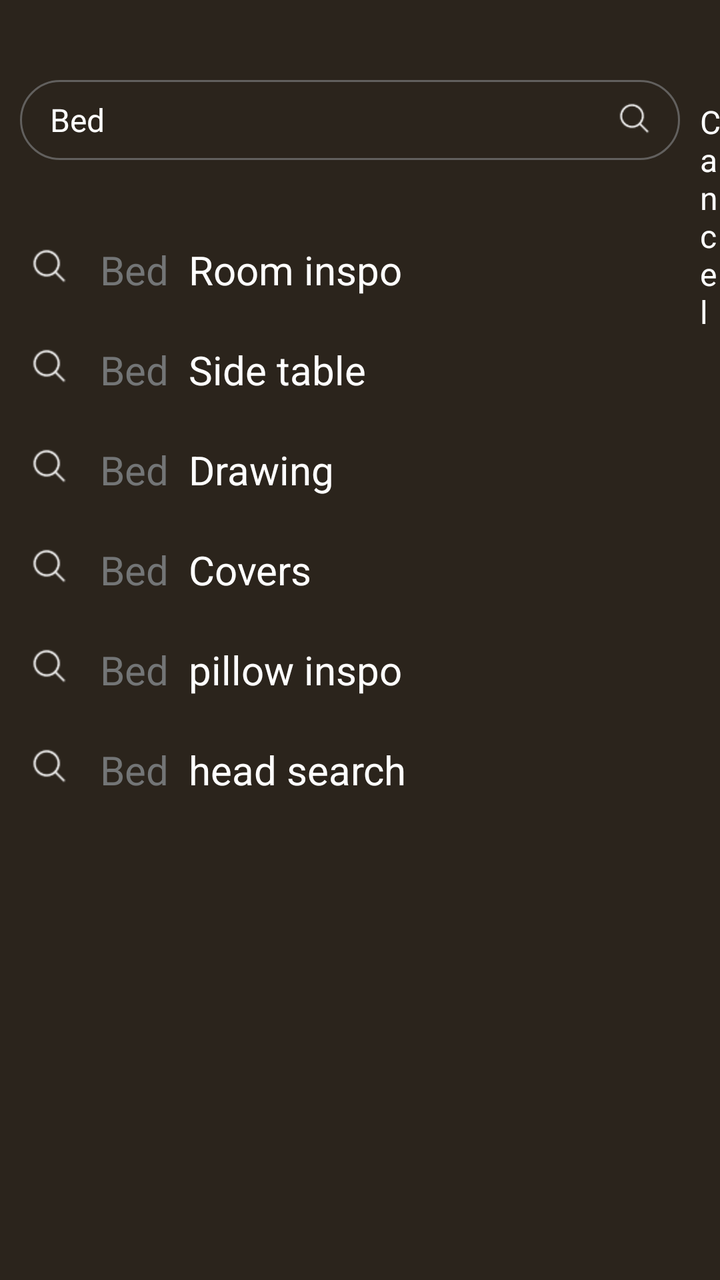
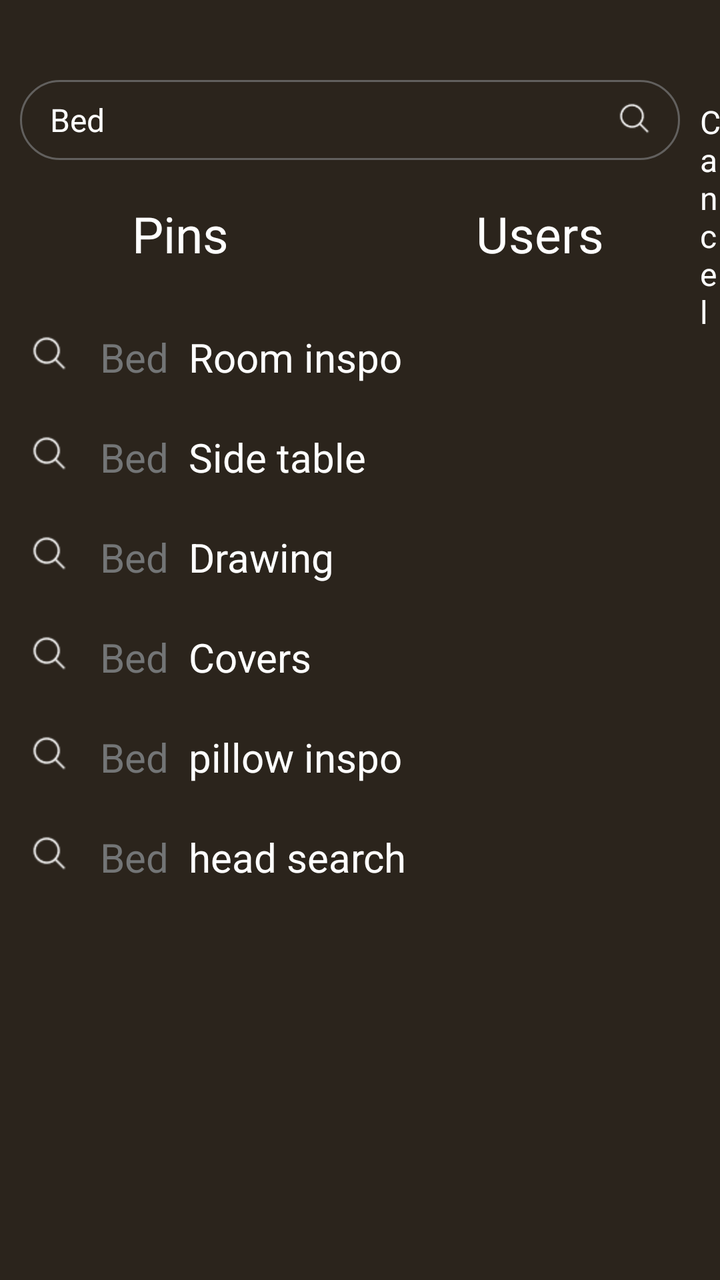

Before-and-after screenshots of an Android layout around one commit, followed by the original layout XML and the change that was made.
<!-- AndroidManifest.xml: application theme Theme.Decora -->
<!-- res/layout/activity_page11.xml -->
<?xml version="1.0" encoding="utf-8"?>
<RelativeLayout xmlns:android="http://schemas.android.com/apk/res/android"
    xmlns:app="http://schemas.android.com/apk/res-auto"
    xmlns:tools="http://schemas.android.com/tools"
    android:id="@+id/main"
    android:layout_width="match_parent"
    android:background="@color/darkbrown"
    android:layout_height="match_parent"
    tools:context=".Page11Activity">

    <RelativeLayout
        android:id="@+id/srch"
        android:layout_width="330dp"
        android:layout_height="40dp"
        android:layout_marginStart="10dp"
        android:layout_marginTop="40dp"
        android:background="@drawable/circle"
        android:layout_alignParentStart="true">

        <EditText
            android:layout_width="match_parent"
            android:layout_height="match_parent"
            android:hint="Search"
            android:textColorHint="@color/grey"
            android:background="@null"
            android:text="Bed"
            android:textColor="@color/white"
            android:textSize="16sp"
            android:layout_marginStart="15dp"
            android:layout_toStartOf="@+id/searchIcon"
            android:paddingEnd="50dp" />

        <ImageView
            android:id="@+id/searchIcon"
            android:layout_width="45dp"
            android:layout_height="45dp"
            android:layout_alignParentEnd="true"
            android:layout_marginTop="2dp"
            android:src="@drawable/search"
            app:tint="@color/white" />
    </RelativeLayout>

    <TextView
        android:id="@+id/cancel"
        android:layout_width="wrap_content"
        android:layout_height="wrap_content"
        android:text="Cancel"
        android:textColor="@color/white"
        android:textSize="16sp"
        android:layout_marginTop="50dp"
        android:layout_toEndOf="@id/srch"
        android:layout_marginStart="10dp"
        android:clickable="true"
        android:focusable="true" />




    <LinearLayout
        android:id="@+id/searchFirst"
        android:layout_width="wrap_content"
        android:layout_height="wrap_content"
        android:gravity="center"
        android:layout_below="@id/srch"
        android:layout_marginTop="30dp"
        android:orientation="horizontal">


        <ImageView
            android:layout_width="50dp"
            android:layout_height="50dp"
            android:src="@drawable/search"
            app:tint="@color/white"


            />

        <TextView
            android:layout_width="wrap_content"
            android:layout_height="wrap_content"
            android:text="Bed"
            android:textColor="@color/grey"
            android:textSize="20sp"
            />


        <TextView
            android:layout_marginStart="10dp"
            android:layout_width="wrap_content"
            android:layout_height="wrap_content"
            android:text="Room inspo"
            android:textColor="@color/white"
            android:textSize="20sp"
            />



    </LinearLayout>

    <LinearLayout
        android:layout_width="wrap_content"
        android:layout_height="wrap_content"
        android:gravity="center"
        android:id="@+id/secondSearch"
        android:layout_below="@id/searchFirst"
        android:orientation="horizontal">


        <ImageView
            android:layout_width="50dp"
            android:layout_height="50dp"
            android:src="@drawable/search"
            app:tint="@color/white"


            />

        <TextView
            android:layout_width="wrap_content"
            android:layout_height="wrap_content"
            android:text="Bed"
            android:textColor="@color/grey"
            android:textSize="20sp"
            />


        <TextView
            android:layout_marginStart="10dp"
            android:layout_width="wrap_content"
            android:layout_height="wrap_content"
            android:text="Side table"
            android:textColor="@color/white"
            android:textSize="20sp"
            />



    </LinearLayout>

    <LinearLayout
        android:id="@+id/thirdsearch"
        android:layout_width="wrap_content"
        android:layout_height="wrap_content"
        android:gravity="center"
        android:layout_below="@id/secondSearch"
        android:orientation="horizontal">


        <ImageView
            android:layout_width="50dp"
            android:layout_height="50dp"
            android:src="@drawable/search"
            app:tint="@color/white"


            />

        <TextView
            android:layout_width="wrap_content"
            android:layout_height="wrap_content"
            android:text="Bed"
            android:textColor="@color/grey"
            android:textSize="20sp"
            />


        <TextView
            android:layout_marginStart="10dp"
            android:layout_width="wrap_content"
            android:layout_height="wrap_content"
            android:text="Drawing"
            android:textColor="@color/white"
            android:textSize="20sp"
            />





    </LinearLayout>

    <LinearLayout
        android:id="@+id/fourthsearch"
        android:layout_width="wrap_content"
        android:layout_height="wrap_content"
        android:gravity="center"
        android:layout_below="@id/thirdsearch"
        android:orientation="horizontal">


        <ImageView
            android:layout_width="50dp"
            android:layout_height="50dp"
            android:src="@drawable/search"
            app:tint="@color/white"


            />

        <TextView
            android:layout_width="wrap_content"
            android:layout_height="wrap_content"
            android:text="Bed"
            android:textColor="@color/grey"
            android:textSize="20sp"
            />


        <TextView
            android:layout_marginStart="10dp"
            android:layout_width="wrap_content"
            android:layout_height="wrap_content"
            android:text="Covers"
            android:textColor="@color/white"
            android:textSize="20sp"
            />





    </LinearLayout>

    <LinearLayout
        android:id="@+id/fifthsearch"
        android:layout_width="wrap_content"
        android:layout_height="wrap_content"
        android:gravity="center"
        android:layout_below="@id/fourthsearch"
        android:orientation="horizontal">


        <ImageView
            android:layout_width="50dp"
            android:layout_height="50dp"
            android:src="@drawable/search"
            app:tint="@color/white"


            />

        <TextView
            android:layout_width="wrap_content"
            android:layout_height="wrap_content"
            android:text="Bed"
            android:textColor="@color/grey"
            android:textSize="20sp"
            />


        <TextView
            android:layout_marginStart="10dp"
            android:layout_width="wrap_content"
            android:layout_height="wrap_content"
            android:text="pillow inspo"
            android:textColor="@color/white"
            android:textSize="20sp"
            />

    </LinearLayout>

    <LinearLayout
        android:id="@+id/sixthSearch"
        android:layout_width="wrap_content"
        android:layout_height="wrap_content"
        android:gravity="center"
        android:layout_below="@id/fifthsearch"
        android:orientation="horizontal">


        <ImageView
            android:layout_width="50dp"
            android:layout_height="50dp"
            android:src="@drawable/search"
            app:tint="@color/white"


            />

        <TextView
            android:layout_width="wrap_content"
            android:layout_height="wrap_content"
            android:text="Bed"
            android:textColor="@color/grey"
            android:textSize="20sp"
            />


        <TextView
            android:layout_marginStart="10dp"
            android:layout_width="wrap_content"
            android:layout_height="wrap_content"
            android:text="head search"
            android:textColor="@color/white"
            android:textSize="20sp"
            />





    </LinearLayout>


</RelativeLayout>
<!-- resources referenced by this layout -->
<resources>
  <color name="darkbrown">#2B241C</color>
  <color name="grey">#737576</color>
  <color name="white">#FFFFFFFF</color>
  <!-- drawable circle (drawable) -->
  <shape xmlns:android="http://schemas.android.com/apk/res/android"
      android:shape="rectangle">
  
      <solid android:color="#2B241C"/>
      <size
          android:width="100dp"
          android:height="100dp"/>
      <corners android:radius="50dp"/>
      <stroke android:color="#62605E"
          android:width="1dp"/>
  </shape>
  <!-- drawable search: png bitmap (drawable, 494 bytes) -->
  <style name="Theme.Decora" parent="Base.Theme.Decora" />
  <style name="Base.Theme.Decora" parent="Theme.Material3.DayNight.NoActionBar">
          
          
      </style>
</resources>

<!-- the commit's change to res/layout/activity_page11.xml (unified diff, before → after) -->
@@ -53,7 +53,38 @@
         android:clickable="true"
         android:focusable="true" />
 
-
+    <LinearLayout
+        android:id="@+id/tabLayout"
+        android:layout_width="match_parent"
+        android:layout_height="wrap_content"
+        android:orientation="horizontal"
+        android:layout_marginTop="20dp"
+        android:layout_marginBottom="10dp"
+        android:layout_below="@id/srch">
+
+        <TextView
+            android:id="@+id/pinsTab"
+            android:layout_width="0dp"
+            android:layout_height="wrap_content"
+            android:layout_weight="1"
+            android:gravity="center"
+            android:text="Pins"
+            android:textSize="25sp"
+            android:clickable="true"
+            android:textColor="@color/white"/>
+
+        <TextView
+            android:id="@+id/userSearch"
+            android:layout_width="0dp"
+            android:layout_height="wrap_content"
+            android:layout_weight="1"
+            android:gravity="center"
+            android:text="Users"
+            android:textSize="25sp"
+            android:clickable="true"
+            android:textColor="@color/white"/>
+
+    </LinearLayout>
 
 
     <LinearLayout
@@ -61,18 +92,16 @@
         android:layout_width="wrap_content"
         android:layout_height="wrap_content"
         android:gravity="center"
-        android:layout_below="@id/srch"
-        android:layout_marginTop="30dp"
-        android:orientation="horizontal">
-
-
-        <ImageView
-            android:layout_width="50dp"
-            android:layout_height="50dp"
-            android:src="@drawable/search"
-            app:tint="@color/white"
-
-
+        android:layout_below="@id/tabLayout"
+        android:layout_marginTop="10dp"
+        android:orientation="horizontal">
+
+
+        <ImageView
+            android:layout_width="50dp"
+            android:layout_height="50dp"
+            android:src="@drawable/search"
+            app:tint="@color/white"
             />
 
         <TextView
@@ -92,8 +121,6 @@
             android:textColor="@color/white"
             android:textSize="20sp"
             />
-
-
 
     </LinearLayout>
 
@@ -111,8 +138,6 @@
             android:layout_height="50dp"
             android:src="@drawable/search"
             app:tint="@color/white"
-
-
             />
 
         <TextView
@@ -133,8 +158,6 @@
             android:textSize="20sp"
             />
 
-
-
     </LinearLayout>
 
     <LinearLayout
@@ -151,8 +174,6 @@
             android:layout_height="50dp"
             android:src="@drawable/search"
             app:tint="@color/white"
-
-
             />
 
         <TextView
@@ -173,10 +194,6 @@
             android:textSize="20sp"
             />
 
-
-
-
-
     </LinearLayout>
 
     <LinearLayout
@@ -193,8 +210,6 @@
             android:layout_height="50dp"
             android:src="@drawable/search"
             app:tint="@color/white"
-
-
             />
 
         <TextView
@@ -215,10 +230,6 @@
             android:textSize="20sp"
             />
 
-
-
-
-
     </LinearLayout>
 
     <LinearLayout
@@ -235,8 +246,6 @@
             android:layout_height="50dp"
             android:src="@drawable/search"
             app:tint="@color/white"
-
-
             />
 
         <TextView
@@ -273,8 +282,6 @@
             android:layout_height="50dp"
             android:src="@drawable/search"
             app:tint="@color/white"
-
-
             />
 
         <TextView
@@ -295,11 +302,6 @@
             android:textSize="20sp"
             />
 
-
-
-
-
-    </LinearLayout>
-
+    </LinearLayout>
 
 </RelativeLayout>
